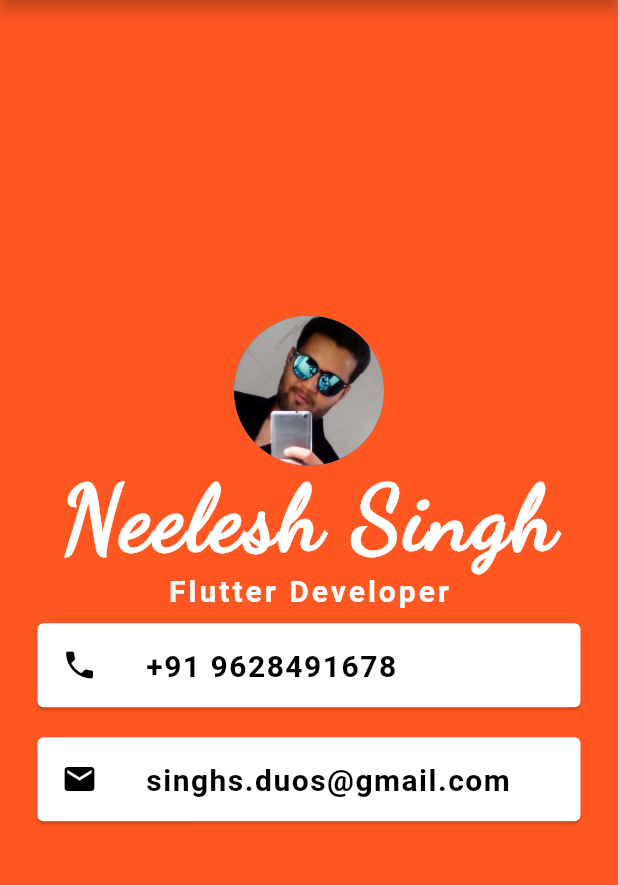
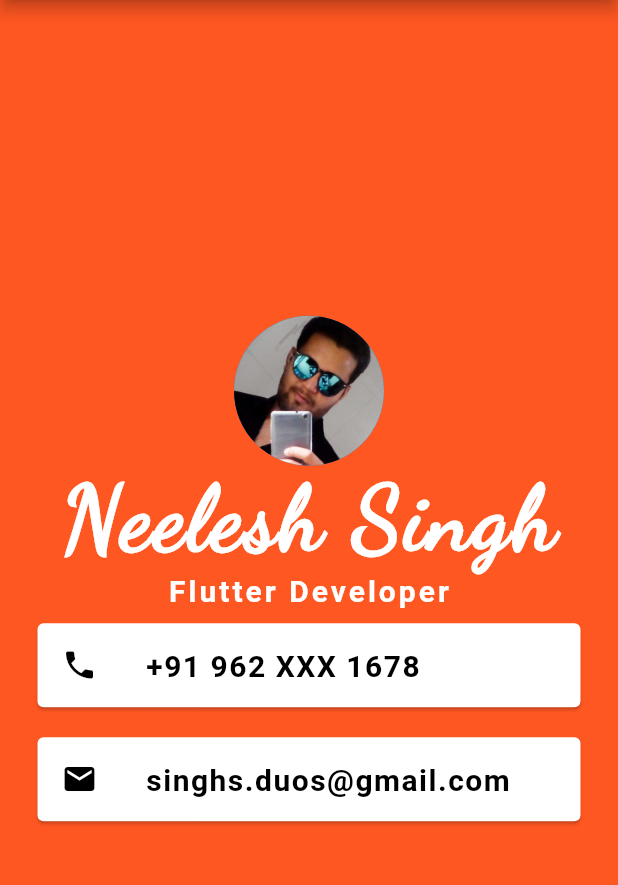
Before and after one commit to singhsduos/Flutter_Project, a Flutter app: the screen it shows after launch, on a phone screen of 412 x 824 dp, the part 84-969 px from its top. Run offline on Flutter 3.47's test engine with Material 2 defaults, Android fonts, the phone set to English and light mode, and no system bars.

Commit message:
first commit

```diff
--- a/Profile_App/lib/main.dart
+++ b/Profile_App/lib/main.dart
@@ -63,7 +63,7 @@ class HomePage extends StatelessWidget {
                 ),
                 onTap: () {},
                 title: Text(
-                  '+91 9628491678',
+                  '+91 962 XXX 1678',
                   style: TextStyle(
                       color: Colors.black,
                       fontWeight: FontWeight.bold,
```
